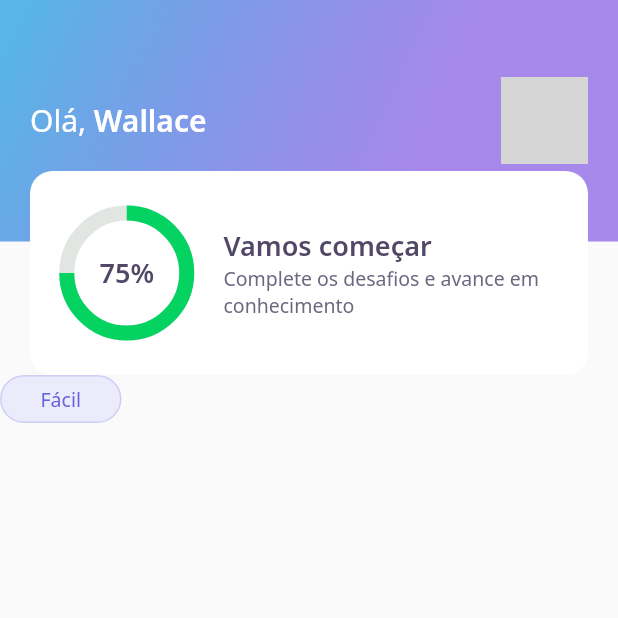
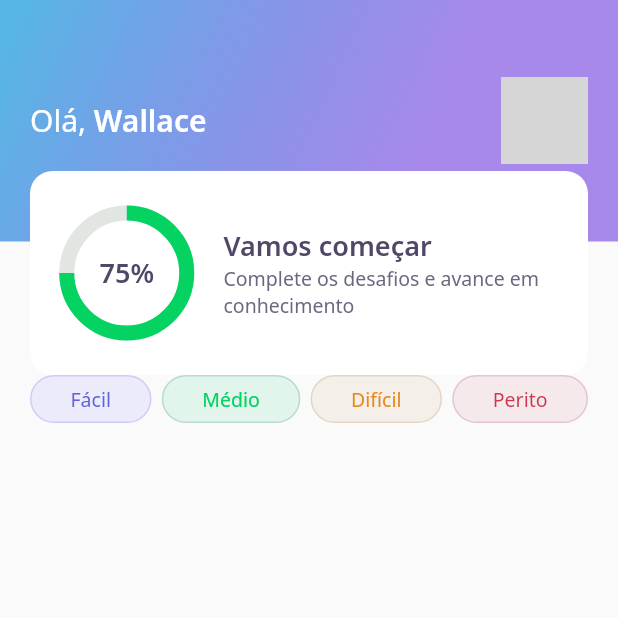
Before and after one commit to wallacewolv/dev_quiz, a Flutter app: the screen it shows after launch, on a phone screen of 412 x 824 dp, the top half of it. Run offline on Flutter 3.47's test engine with Material 2 defaults, Android fonts, the phone set to English and light mode, and no system bars; our stand-ins replace google_fonts; network calls fail; grey boxes are pictures that could not be loaded.

Commit message:
Final LevelButtonWidget lest function  Ontap

```diff
--- a/lib/home/home_page.dart
+++ b/lib/home/home_page.dart
@@ -14,8 +14,25 @@ class _HomePageState extends State<HomePage> {
   Widget build(BuildContext context) {
     return Scaffold(
       appBar: AppBarWidget(),
-      body: LevelButtonWidget(
-        label: "Fácil",
+      body: Padding(
+        padding: const EdgeInsets.symmetric(horizontal: 20),
+        child: Row(
+          mainAxisAlignment: MainAxisAlignment.spaceBetween,
+          children: [
+            LevelButtonWidget(
+              label: "Fácil",
+            ),
+            LevelButtonWidget(
+              label: "Médio",
+            ),
+            LevelButtonWidget(
+              label: "Difícil",
+            ),
+            LevelButtonWidget(
+              label: "Perito",
+            ),
+          ],
+        ),
       ),
     );
   }
--- a/lib/home/widgets/level_button/level_button_widget.dart
+++ b/lib/home/widgets/level_button/level_button_widget.dart
@@ -4,18 +4,46 @@ import 'package:google_fonts/google_fonts.dart';
 
 class LevelButtonWidget extends StatelessWidget {
   final String label;
-  const LevelButtonWidget({
+  LevelButtonWidget({
     Key? key,
     required this.label,
-  }) : super(key: key);
+  })   : assert(["Fácil", "Médio", "Difícil", "Perito"].contains(label)),
+        super(key: key);
+
+  final config = {
+    "Fácil": {
+      "color": AppColors.levelButtonFacil,
+      "borderColor": AppColors.levelButtonBorderFacil,
+      "fontColor": AppColors.levelButtonTextFacil,
+    },
+    "Médio": {
+      "color": AppColors.levelButtonMedio,
+      "borderColor": AppColors.levelButtonBorderMedio,
+      "fontColor": AppColors.levelButtonTextMedio,
+    },
+    "Difícil": {
+      "color": AppColors.levelButtonDificil,
+      "borderColor": AppColors.levelButtonBorderDificil,
+      "fontColor": AppColors.levelButtonTextDificil,
+    },
+    "Perito": {
+      "color": AppColors.levelButtonPerito,
+      "borderColor": AppColors.levelButtonBorderPerito,
+      "fontColor": AppColors.levelButtonTextPerito,
+    }
+  };
+
+  Color get color => config[label]!['color']!;
+  Color get borderColor => config[label]!['borderColor']!;
+  Color get fontColor => config[label]!['fontColor']!;
 
   @override
   Widget build(BuildContext context) {
     return Container(
       decoration: BoxDecoration(
-        color: AppColors.levelButtonFacil,
+        color: color,
         border: Border.fromBorderSide(
-          BorderSide(color: AppColors.levelButtonBorderFacil),
+          BorderSide(color: borderColor),
         ),
         borderRadius: BorderRadius.circular(28),
       ),
@@ -24,7 +52,7 @@ class LevelButtonWidget extends StatelessWidget {
         child: Text(
           label,
           style: GoogleFonts.notoSans(
-            color: AppColors.levelButtonTextFacil,
+            color: fontColor,
             fontSize: 13,
           ),
         ),
```
